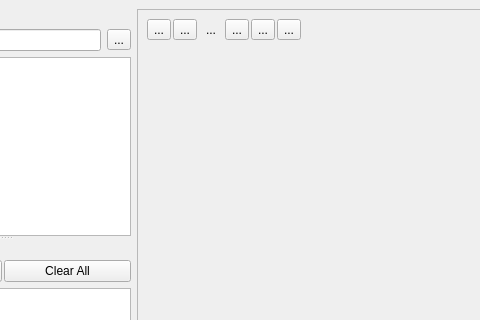
First picture: the form in src/gui/mainwindow.ui, repository adwolfe/yawt, before the edit; both pictures show x 134 to 614 and y 0 to 320 of the 1197 by 686 pixel window.
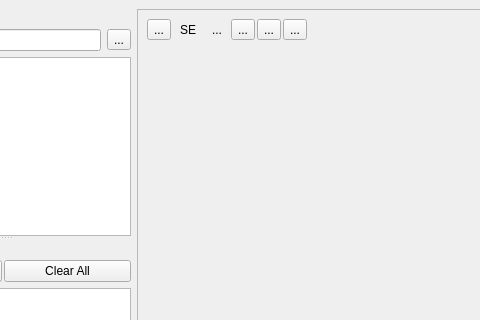
Second picture: the form after the edit. Icons and pictures are not drawn. Custom widgets are drawn as their Qt base class.

Diff of the .ui file:
```diff
--- a/src/gui/mainwindow.ui
+++ b/src/gui/mainwindow.ui
@@ -192,12 +192,21 @@
             </widget>
            </item>
            <item>
-            <widget class="QToolButton" name="pointButton">
+           <widget class="QToolButton" name="pointButton">
+             <property name="toolTip">
+              <string>Select Start/End points</string>
+             </property>
+             <property name="statusTip">
+              <string>Click once for Start, then once for End</string>
+             </property>
              <property name="text">
-              <string>...</string>
+              <string>SE</string>
              </property>
-             <property name="icon">
-              <iconset theme="QIcon::ThemeIcon::ListAdd"/>
+             <property name="checkable">
+              <bool>true</bool>
+             </property>
+             <property name="autoRaise">
+              <bool>true</bool>
              </property>
             </widget>
            </item>
```
